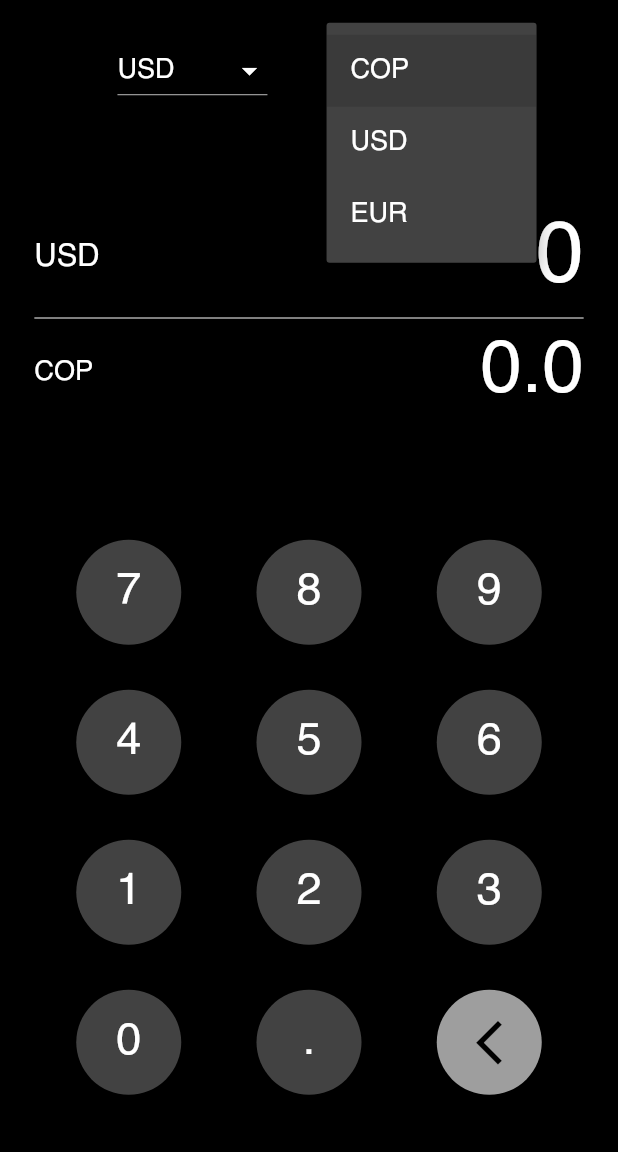
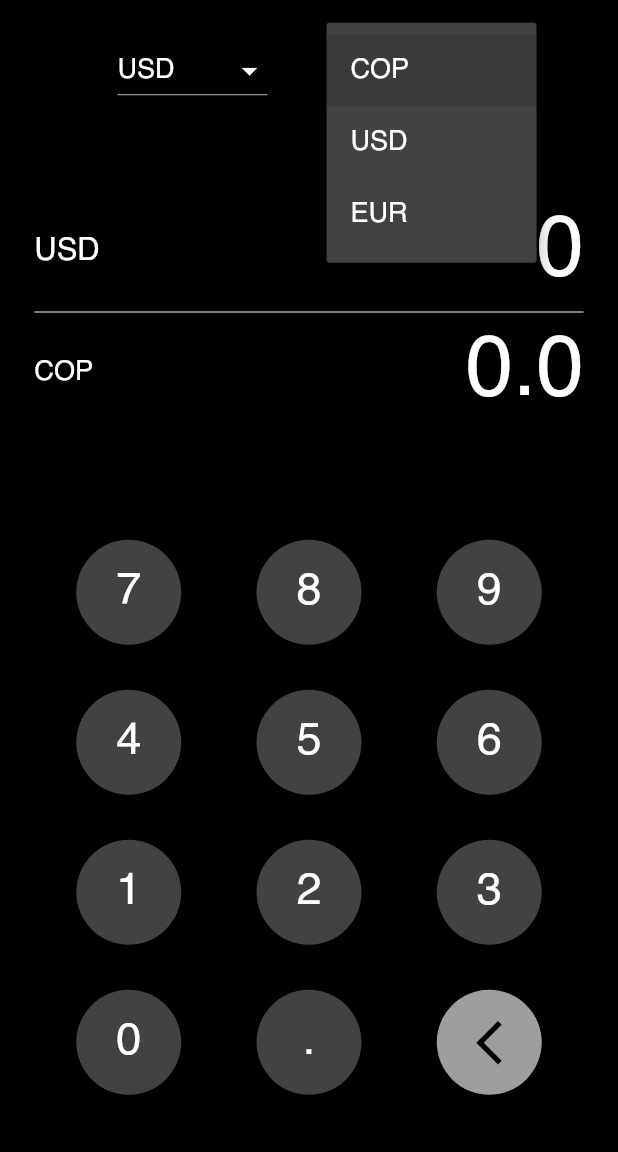
Before and after one commit to RicardoRB09/Flutter-Sprint-1-, a Flutter app: the screen it shows after launch, after a tap on "COP", on a phone screen of 412 x 824 dp, the part 84-1236 px from its top. Run offline on Flutter 3.47's test engine with Material 2 defaults, Android fonts, the phone set to English and light mode, and no system bars; our stand-ins replace flutter_screenutil.

```diff
--- a/lib/ui/pages/converter_page.dart
+++ b/lib/ui/pages/converter_page.dart
@@ -25,14 +25,17 @@ class _ConverterPageState extends State<ConverterPage> {
   String convertionStr = '';
 
   //CMC-Lista de los nombres de las currencies (dropdown menu)
-  List<String> currencyList = ['COP', 'USD', 'EU'];
   String? currencySelected1 = 'USD';
   String? currencySelected2 = 'COP';
 
   //Function to show pressed btn value
   void btnPressed(String btnVal) {
     if (btnVal != '<') {
-      res = upperText + btnVal;
+      if (upperText.length > 10) {
+        res = upperText;
+      } else {
+        res = upperText + btnVal;
+      }
     } else if (upperText.isNotEmpty) {
       res = upperText.substring(0, upperText.length - 1);
     }
@@ -81,7 +84,11 @@ class _ConverterPageState extends State<ConverterPage> {
     if (RegExp(r'^[0-9]+([.][0-9]+)?$').hasMatch(value!)) {
       double valueConverted =
           (double.parse(value) * rates[currency1][currency2]);
-      result = valueConverted.toString();
+      if (valueConverted.toString().length > 10) {
+        result = valueConverted.toStringAsExponential(5);
+      } else {
+        result = valueConverted.toString();
+      }
     }
 
     return result;
@@ -152,7 +159,7 @@ class _ConverterPageState extends State<ConverterPage> {
                         _InfoText(
                           text: upperText,
                           color: Colors.white,
-                          font: 50.sp,
+                          font: (width * 0.12).sp,
                         ),
                       ],
                     ),
@@ -184,7 +191,7 @@ class _ConverterPageState extends State<ConverterPage> {
                           _InfoText(
                             text: lowerText,
                             color: Colors.white,
-                            font: width * 0.12,
+                            font: (width * 0.12).sp,
                           ),
                         ],
                       ),
```
